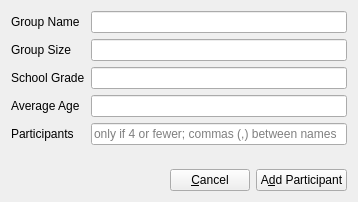
Qt form Forms/ui_addGroupParticipantDialog.ui (diana134/afs) before a commit.
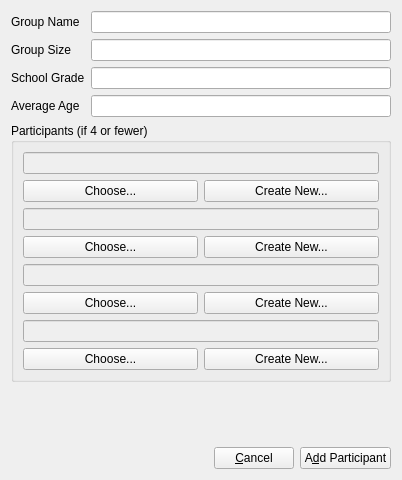
The same form after that commit.

Commit message: GroupParticipant data is sanitized and validated, changed how attaching solo participants works

What changed in the file:
```diff
--- a/Forms/ui_addGroupParticipantDialog.ui
+++ b/Forms/ui_addGroupParticipantDialog.ui
@@ -9,8 +9,8 @@
    <rect>
     <x>0</x>
     <y>0</y>
-    <width>358</width>
-    <height>202</height>
+    <width>402</width>
+    <height>480</height>
    </rect>
   </property>
   <property name="windowTitle">
@@ -97,21 +97,129 @@
        </property>
       </widget>
      </item>
-     <item row="4" column="0">
-      <widget class="QLabel" name="participantsLabel">
-       <property name="text">
-        <string>Participants</string>
+     <item row="4" column="0" colspan="2">
+      <widget class="QGroupBox" name="groupBox">
+       <property name="title">
+        <string>Participants (if 4 or fewer)</string>
        </property>
-      </widget>
-     </item>
-     <item row="4" column="1">
-      <widget class="QLineEdit" name="participantsLineEdit">
-       <property name="readOnly">
-        <bool>false</bool>
-       </property>
-       <property name="placeholderText">
-        <string>only if 4 or fewer; commas (,) between names</string>
-       </property>
+       <layout class="QVBoxLayout" name="verticalLayout_10">
+        <item>
+         <layout class="QVBoxLayout" name="verticalLayout_9">
+          <item>
+           <widget class="QLineEdit" name="p1LineEdit">
+            <property name="enabled">
+             <bool>false</bool>
+            </property>
+           </widget>
+          </item>
+          <item>
+           <layout class="QHBoxLayout" name="horizontalLayout_8">
+            <item>
+             <widget class="QPushButton" name="chooseP1Btn">
+              <property name="text">
+               <string>Choose...</string>
+              </property>
+             </widget>
+            </item>
+            <item>
+             <widget class="QPushButton" name="createNewP1Btn">
+              <property name="text">
+               <string>Create New...</string>
+              </property>
+             </widget>
+            </item>
+           </layout>
+          </item>
+         </layout>
+        </item>
+        <item>
+         <layout class="QVBoxLayout" name="verticalLayout_8">
+          <item>
+           <widget class="QLineEdit" name="p2LineEdit">
+            <property name="enabled">
+             <bool>false</bool>
+            </property>
+           </widget>
+          </item>
+          <item>
+           <layout class="QHBoxLayout" name="horizontalLayout_7">
+            <item>
+             <widget class="QPushButton" name="chooseP2Btn">
+              <property name="text">
+               <string>Choose...</string>
+              </property>
+             </widget>
+            </item>
+            <item>
+             <widget class="QPushButton" name="createNewP2Btn">
+              <property name="text">
+               <string>Create New...</string>
+              </property>
+             </widget>
+            </item>
+           </layout>
+          </item>
+         </layout>
+        </item>
+        <item>
+         <layout class="QVBoxLayout" name="verticalLayout_7">
+          <item>
+           <widget class="QLineEdit" name="p3LineEdit">
+            <property name="enabled">
+             <bool>false</bool>
+            </property>
+           </widget>
+          </item>
+          <item>
+           <layout class="QHBoxLayout" name="horizontalLayout_6">
+            <item>
+             <widget class="QPushButton" name="chooseP3Btn">
+              <property name="text">
+               <string>Choose...</string>
+              </property>
+             </widget>
+            </item>
+            <item>
+             <widget class="QPushButton" name="createNewP3Btn">
+              <property name="text">
+               <string>Create New...</string>
+              </property>
+             </widget>
+            </item>
+           </layout>
+          </item>
+         </layout>
+        </item>
+        <item>
+         <layout class="QVBoxLayout" name="verticalLayout_6">
+          <item>
+           <widget class="QLineEdit" name="p4LineEdit">
+            <property name="enabled">
+             <bool>false</bool>
+            </property>
+           </widget>
+          </item>
+          <item>
+           <layout class="QHBoxLayout" name="horizontalLayout_5">
+            <item>
+             <widget class="QPushButton" name="chooseP4Btn">
+              <property name="text">
+               <string>Choose...</string>
+              </property>
+             </widget>
+            </item>
+            <item>
+             <widget class="QPushButton" name="createNewP4Btn">
+              <property name="text">
+               <string>Create New...</string>
+              </property>
+             </widget>
+            </item>
+           </layout>
+          </item>
+         </layout>
+        </item>
+       </layout>
       </widget>
      </item>
     </layout>
```
Left out of the diff: 28 changed lines with no effect on the pictures. The commit also changes 6 other files.
